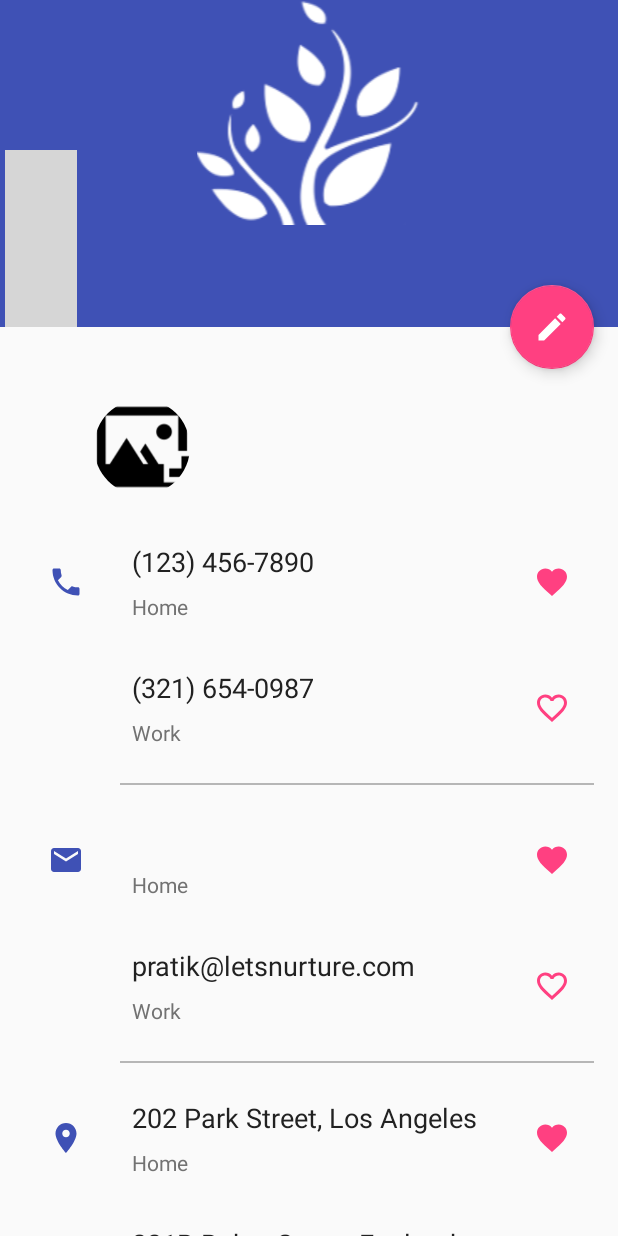
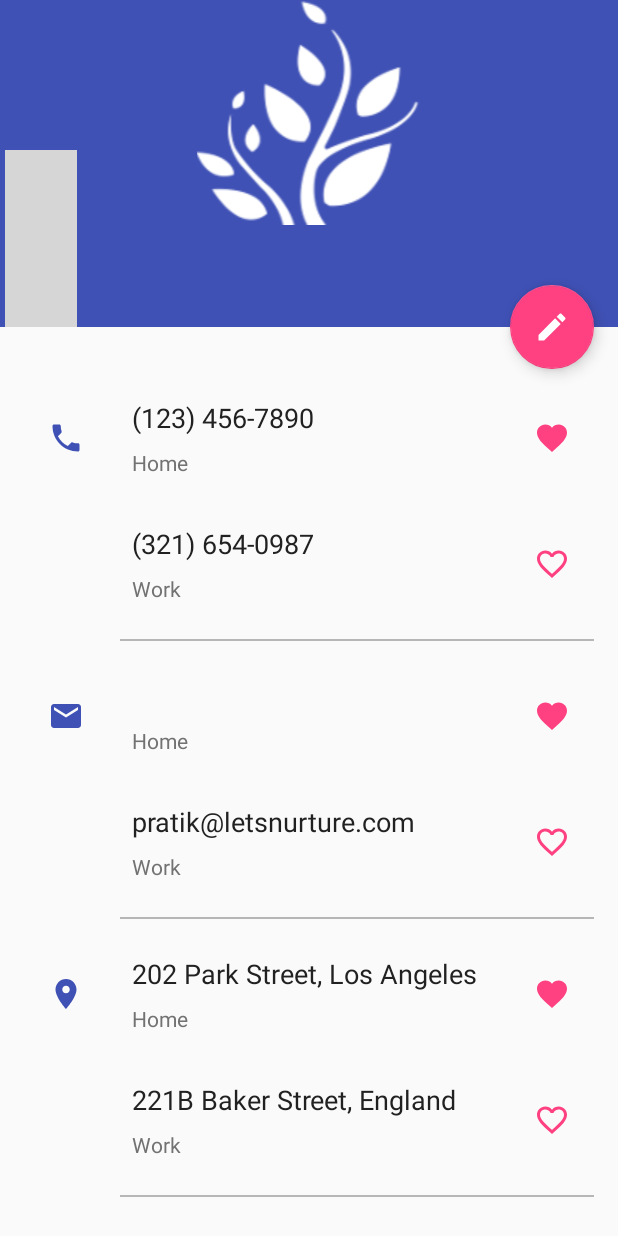
Before and after one commit to deviprasad97/personal-chat, an Android app: the ProfileActivity screen opened directly, with no data from a screen before it, on a phone screen of 412 x 824 dp. Run offline under Robolectric (Android 15) with nearby library versions, the phone set to English and light mode, and no system bars; our stand-ins replace CircleImageView, Firebase (no records; nobody signed in at launch, a user with empty details on screens opened directly), Picasso; pictures from the network do not load; grey boxes are pictures that could not be loaded.

Commit message:
profile activity refactored v0.81

```diff
--- a/app/src/main/res/layout/content_profile.xml
+++ b/app/src/main/res/layout/content_profile.xml
@@ -13,22 +13,6 @@
         android:layout_width="match_parent"
         android:layout_height="wrap_content"
         android:orientation="vertical">
-
-        <RelativeLayout
-            android:layout_width="match_parent"
-            android:layout_height="wrap_content"
-            android:background="?attr/selectableItemBackground"
-            android:clickable="true"
-            android:padding="@dimen/activity_horizontal_margin">
-
-            <de.hdodenhof.circleimageview.CircleImageView xmlns:app="http://schemas.android.com/apk/res-auto"
-                android:id="@+id/imageViewAttach"
-                android:layout_width="125dp"
-                android:layout_height="64dp"
-                android:contentDescription="Profile Pic"
-                android:src="@drawable/ph_add_image" />
-
-        </RelativeLayout>
 
 
         <RelativeLayout
```
Also changed, not shown: app/src/main/java/com/example/deviprasasdtripathy/awesomechat/ProfileActivity.java (+2 -46 lines).
